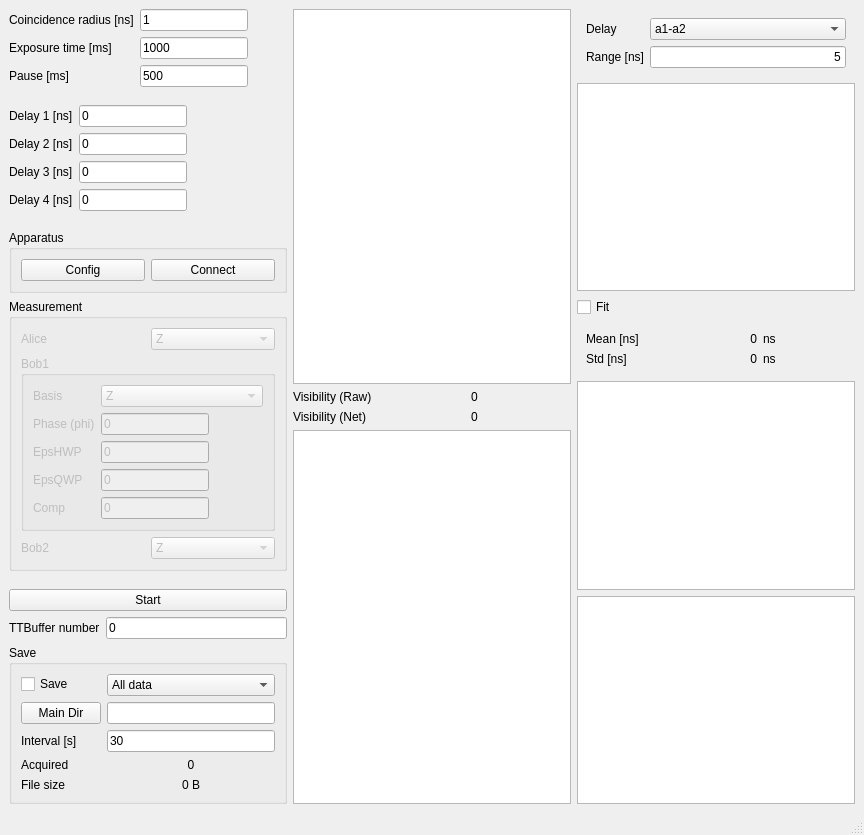
qLuxor/pylabtools, file pol/pol.ui: the form before one commit.
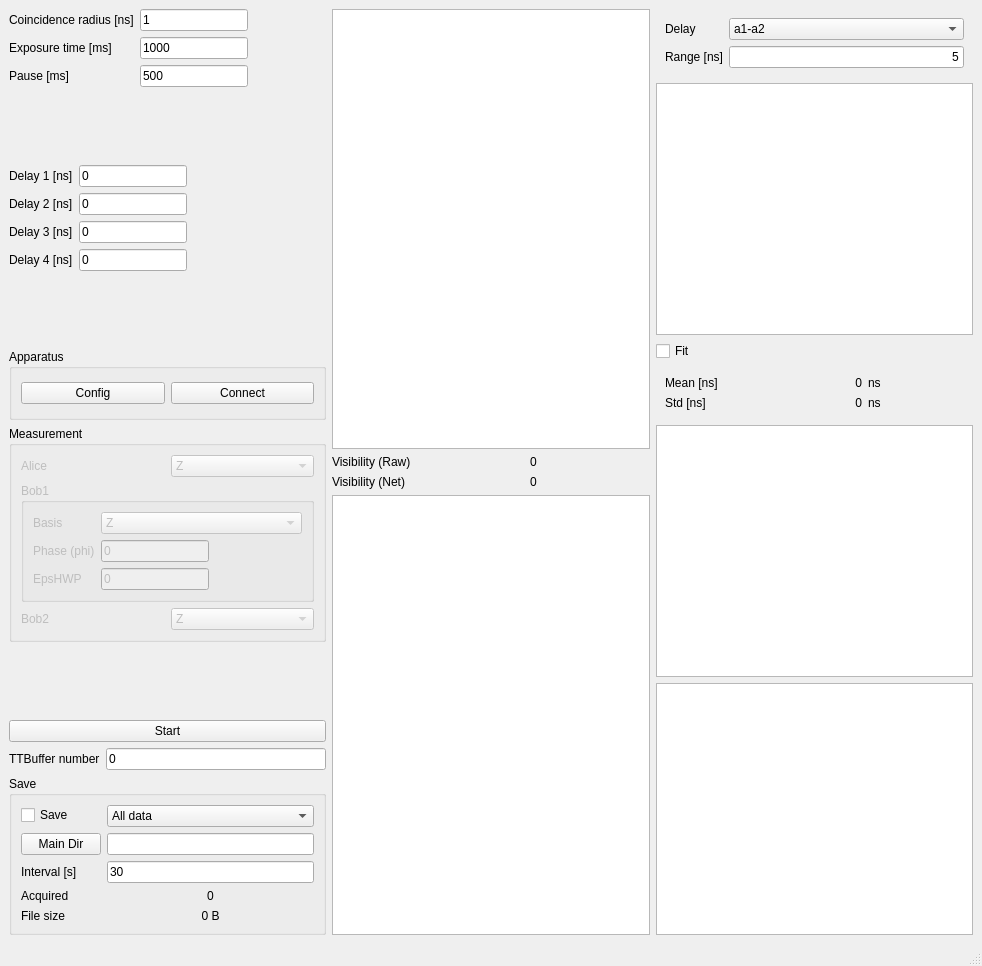
The form after the commit. Custom widgets are drawn as their Qt base class.

Patch:
```diff
--- a/pol/pol.ui
+++ b/pol/pol.ui
@@ -6,8 +6,8 @@
    <rect>
     <x>0</x>
     <y>0</y>
-    <width>864</width>
-    <height>835</height>
+    <width>982</width>
+    <height>966</height>
    </rect>
   </property>
   <property name="windowTitle">
@@ -253,6 +253,16 @@
          <string>Measurement </string>
         </property>
         <layout class="QGridLayout" name="gridLayout">
+         <item row="3" column="0">
+          <widget class="QLabel" name="lblBob2">
+           <property name="enabled">
+            <bool>false</bool>
+           </property>
+           <property name="text">
+            <string>Bob2</string>
+           </property>
+          </widget>
+         </item>
          <item row="0" column="0">
           <widget class="QLabel" name="lblAlice">
            <property name="enabled">
@@ -290,6 +300,23 @@
            </item>
           </widget>
          </item>
+         <item row="3" column="1">
+          <widget class="QComboBox" name="cmbBasisBob2">
+           <property name="enabled">
+            <bool>false</bool>
+           </property>
+           <item>
+            <property name="text">
+             <string>Z</string>
+            </property>
+           </item>
+           <item>
+            <property name="text">
+             <string>X</string>
+            </property>
+           </item>
+          </widget>
+         </item>
          <item row="1" column="0" colspan="2">
           <widget class="QGroupBox" name="grpBob1">
            <property name="enabled">
@@ -369,82 +396,9 @@
               </property>
              </widget>
             </item>
-            <item row="3" column="0">
-             <widget class="QLabel" name="label_21">
-              <property name="text">
-               <string>EpsQWP</string>
-              </property>
-             </widget>
-            </item>
-            <item row="3" column="1">
-             <widget class="QLineEdit" name="txtEpsQWPBob1">
-              <property name="enabled">
-               <bool>false</bool>
-              </property>
-              <property name="sizePolicy">
-               <sizepolicy hsizetype="Maximum" vsizetype="Fixed">
-                <horstretch>0</horstretch>
-                <verstretch>0</verstretch>
-               </sizepolicy>
-              </property>
-              <property name="text">
-               <string>0</string>
-              </property>
-             </widget>
-            </item>
-            <item row="4" column="0">
-             <widget class="QLabel" name="label_22">
-              <property name="text">
-               <string>Comp</string>
-              </property>
-             </widget>
-            </item>
-            <item row="4" column="1">
-             <widget class="QLineEdit" name="txtCompBob1">
-              <property name="enabled">
-               <bool>false</bool>
-              </property>
-              <property name="sizePolicy">
-               <sizepolicy hsizetype="Maximum" vsizetype="Fixed">
-                <horstretch>0</horstretch>
-                <verstretch>0</verstretch>
-               </sizepolicy>
-              </property>
-              <property name="text">
-               <string>0</string>
-              </property>
-             </widget>
-            </item>
            </layout>
           </widget>
          </item>
-         <item row="2" column="0">
-          <widget class="QLabel" name="lblBob2">
-           <property name="enabled">
-            <bool>false</bool>
-           </property>
-           <property name="text">
-            <string>Bob2</string>
-           </property>
-          </widget>
-         </item>
-         <item row="2" column="1">
-          <widget class="QComboBox" name="cmbBasisBob2">
-           <property name="enabled">
-            <bool>false</bool>
-           </property>
-           <item>
-            <property name="text">
-             <string>Z</string>
-            </property>
-           </item>
-           <item>
-            <property name="text">
-             <string>X</string>
-            </property>
-           </item>
-          </widget>
-         </item>
         </layout>
        </widget>
       </item>
```
